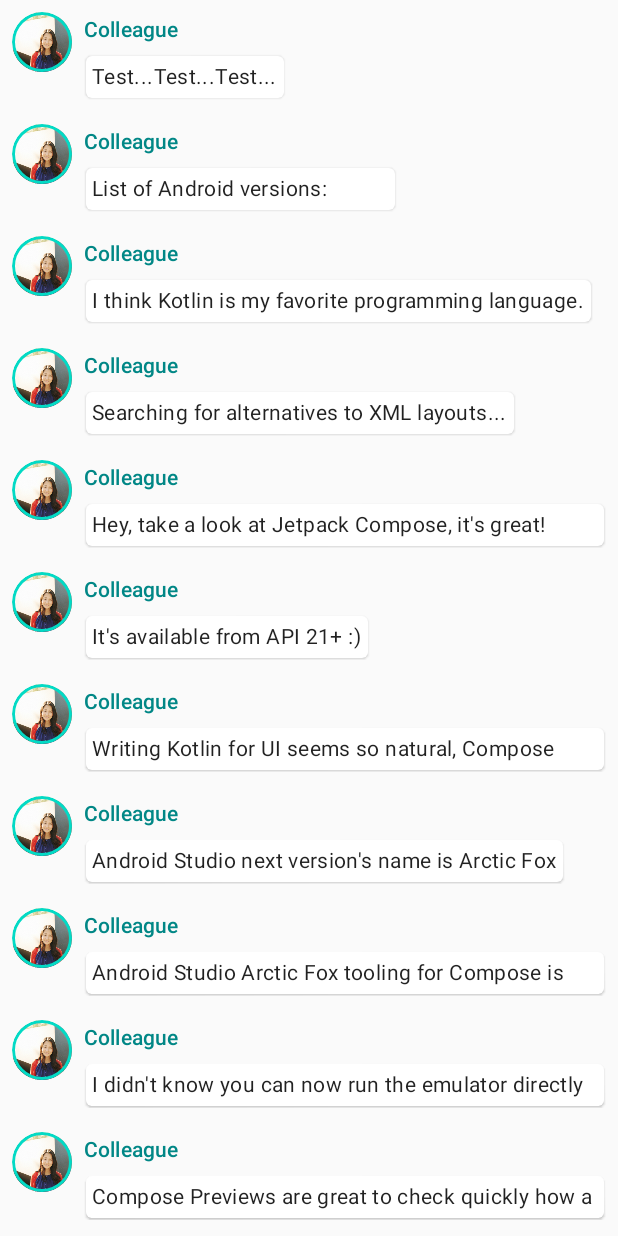
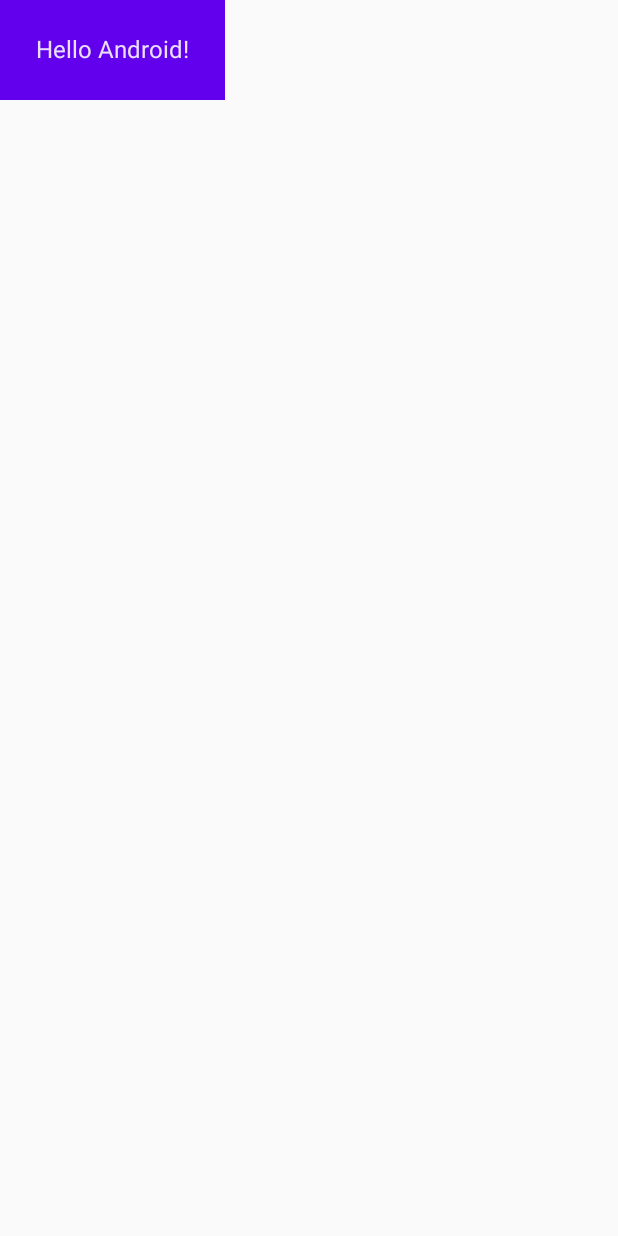
Before and after one commit to MilkBiscuit/JetpackComposeTutorial, an Android app built with Jetpack Compose: the screen it shows after launch (MainActivity), on a phone screen of 412 x 824 dp. Run offline under Robolectric (Android 15) with nearby library versions, the phone set to English and light mode, and no system bars.

```diff
--- a/app/build.gradle
+++ b/app/build.gradle
@@ -58,4 +58,5 @@ dependencies {
     androidTestImplementation 'androidx.test.espresso:espresso-core:3.4.0'
     androidTestImplementation "androidx.compose.ui:ui-test-junit4:$compose_version"
     debugImplementation "androidx.compose.ui:ui-tooling:$compose_version"
+    debugImplementation "androidx.compose.ui:ui-test-manifest:$compose_version"
 }
--- a/app/src/main/AndroidManifest.xml
+++ b/app/src/main/AndroidManifest.xml
@@ -12,7 +12,6 @@
         <activity
             android:name=".MainActivity"
             android:exported="true"
-            android:label="@string/app_name"
             android:theme="@style/Theme.JetpackComposeTutorial">
             <intent-filter>
                 <action android:name="android.intent.action.MAIN" />
@@ -20,6 +19,11 @@
                 <category android:name="android.intent.category.LAUNCHER" />
             </intent-filter>
         </activity>
+        <activity
+            android:name=".OldMainActivity"
+            android:exported="true"
+            android:theme="@style/Theme.JetpackComposeTutorial">
+        </activity>
     </application>
 
 </manifest>
--- a/app/src/main/java/com/example/jetpackcomposetutorial/MainActivity.kt
+++ b/app/src/main/java/com/example/jetpackcomposetutorial/MainActivity.kt
@@ -1,26 +1,15 @@
 package com.example.jetpackcomposetutorial
 
-import android.content.res.Configuration
 import android.os.Bundle
 import androidx.activity.ComponentActivity
 import androidx.activity.compose.setContent
-import androidx.compose.animation.animateColorAsState
-import androidx.compose.animation.animateContentSize
-import androidx.compose.foundation.Image
-import androidx.compose.foundation.border
-import androidx.compose.foundation.clickable
-import androidx.compose.foundation.layout.*
-import androidx.compose.foundation.lazy.LazyColumn
-import androidx.compose.foundation.lazy.items
-import androidx.compose.foundation.shape.CircleShape
+import androidx.compose.foundation.layout.fillMaxSize
+import androidx.compose.foundation.layout.padding
 import androidx.compose.material.MaterialTheme
 import androidx.compose.material.Surface
 import androidx.compose.material.Text
-import androidx.compose.runtime.*
+import androidx.compose.runtime.Composable
 import androidx.compose.ui.Modifier
-import androidx.compose.ui.draw.clip
-import androidx.compose.ui.graphics.Color
-import androidx.compose.ui.res.painterResource
 import androidx.compose.ui.tooling.preview.Preview
 import androidx.compose.ui.unit.dp
 import com.example.jetpackcomposetutorial.ui.theme.JetpackComposeTutorialTheme
@@ -30,96 +19,30 @@ class MainActivity : ComponentActivity() {
         super.onCreate(savedInstanceState)
         setContent {
             JetpackComposeTutorialTheme {
-                Conversation(SampleData.conversationSample)
+                MyApp()
             }
         }
     }
 }
 
-data class Message(val author: String, val body: String)
-
-
 @Composable
-fun MessageCard(msg: Message) {
-//    Surface {
-    Row(modifier = Modifier.padding(all = 8.dp)) {
-        Image(
-            painter = painterResource(R.drawable.profile_picture),
-            contentDescription = "Contact profile picture",
-            modifier = Modifier
-                // Set image size to 40 dp
-                .size(40.dp)
-                // Clip image to be shaped as a circle
-                .clip(CircleShape)
-                .border(1.5.dp, MaterialTheme.colors.secondary, CircleShape)
-        )
-        Spacer(modifier = Modifier.width(8.dp))
-
-        // We keep track if the message is expanded or not in this variable
-        var isExpanded by remember { mutableStateOf(false) }
-        // surfaceColor will be updated gradually from one color to the other
-        val surfaceColor: Color by animateColorAsState(
-            if (isExpanded) MaterialTheme.colors.primary else MaterialTheme.colors.surface,
-        )
-
-        Column(modifier = Modifier.clickable { isExpanded = !isExpanded }) {
-            Text(
-                text = msg.author,
-                color = MaterialTheme.colors.secondaryVariant,
-                style = MaterialTheme.typography.subtitle2
-            )
-            Spacer(modifier = Modifier.height(4.dp))
-            Surface(
-                shape = MaterialTheme.shapes.medium,
-                elevation = 1.dp,
-                color = surfaceColor,
-                // animateContentSize will change the Surface size gradually
-                modifier = Modifier
-                    .animateContentSize()
-                    .padding(1.dp)
-            ) {
-                Text(
-                    text = msg.body,
-                    modifier = Modifier.padding(all = 4.dp),
-                    // If the message is expanded, we display all its content
-                    // otherwise we only display the first line
-                    maxLines = if (isExpanded) Int.MAX_VALUE else 1,
-                    style = MaterialTheme.typography.body2
-                )
-            }
-        }
-    }
-//    }
-}
-
-@Preview(name = "Light Mode")
-@Preview(
-    uiMode = Configuration.UI_MODE_NIGHT_YES,
-    showBackground = true,
-    name = "Dark Mode"
-)
-@Composable
-fun PreviewMessageCard() {
-    JetpackComposeTutorialTheme {
-        MessageCard(
-            msg = Message("Colleague", "Hey, take a look at Jetpack Compose, it's great!")
-        )
+private fun MyApp() {
+    Surface(color = MaterialTheme.colors.background) {
+        Greeting("Android")
     }
 }
 
 @Composable
-fun Conversation(messages: List<Message>) {
-    LazyColumn {
-        items(messages) { message ->
-            MessageCard(message)
-        }
+fun Greeting(name: String) {
+    Surface(color = MaterialTheme.colors.primary) {
+        Text (text = "Hello $name!", modifier = Modifier.padding(24.dp))
     }
 }
 
-@Preview
+@Preview(showBackground = true, name = "Text Preview")
 @Composable
-fun PreviewConversation() {
+fun DefaultPreview() {
     JetpackComposeTutorialTheme {
-        Conversation(SampleData.conversationSample)
+        Greeting("Android")
     }
 }
--- a/app/src/main/res/values/strings.xml
+++ b/app/src/main/res/values/strings.xml
@@ -1,3 +1,3 @@
 <resources>
-    <string name="app_name">JetpackComposeTutorial</string>
+    <string name="app_name">JetpackCompose Tutorial</string>
 </resources>
--- a/settings.gradle
+++ b/settings.gradle
@@ -5,8 +5,8 @@ pluginManagement {
         mavenCentral()
     }
     plugins {
-        id 'com.android.application' version '7.1.0-beta01'
-        id 'com.android.library' version '7.1.0-beta01'
+        id 'com.android.application' version '7.2.0-alpha02'
+        id 'com.android.library' version '7.2.0-alpha02'
         id 'org.jetbrains.kotlin.android' version '1.5.21'
     }
 }
```
Also changed, not shown: app/src/main/java/com/example/jetpackcomposetutorial/OldMainActivity.kt (added, +125 -0 lines).
